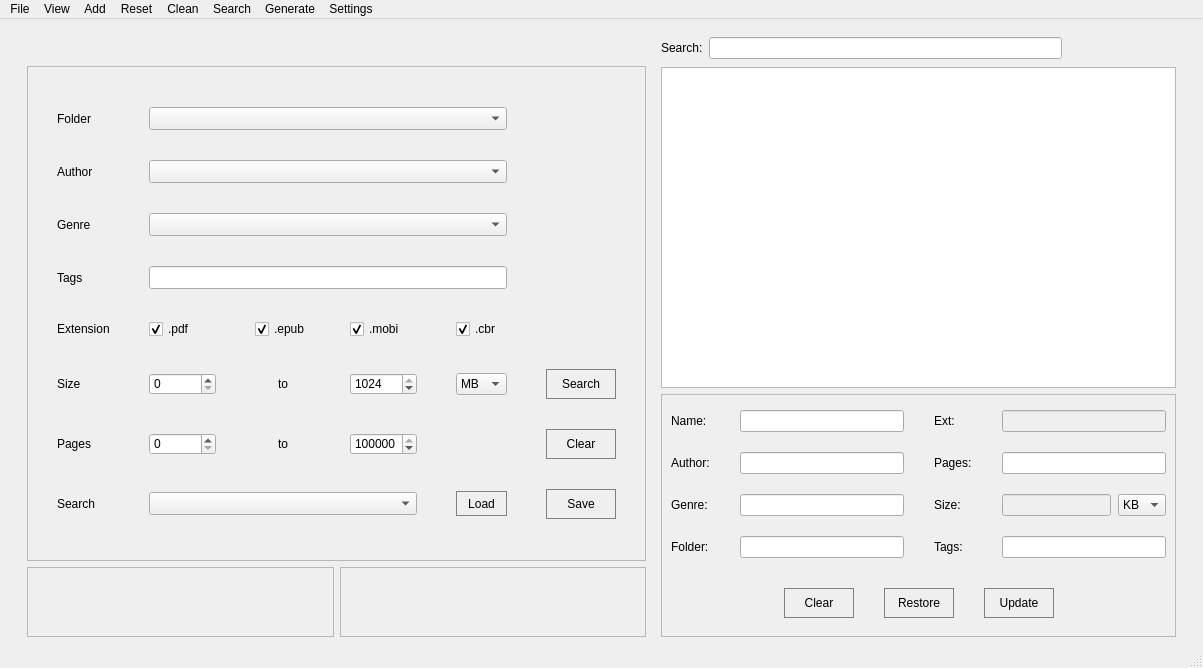
Old version of the form mainwindow.ui in the repository MarioFares/Ebook-Access-Cpp.
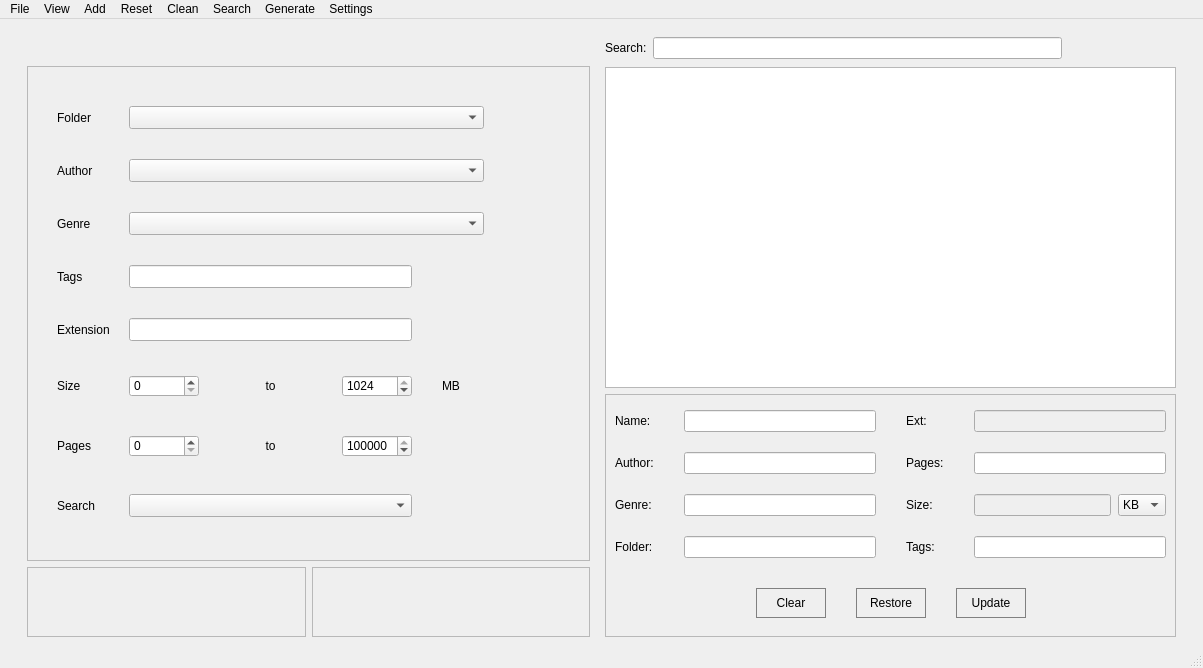
New version of the form. Icons and pictures are not drawn.

Commit message: Implemented multiple extensions, new dialog, new icons, changed UI and queries

```diff
--- a/mainwindow.ui
+++ b/mainwindow.ui
@@ -82,7 +82,7 @@
               <number>9</number>
              </property>
              <item row="0" column="0">
-              <layout class="QGridLayout" name="gridLayCriteria" rowstretch="0,0,0,0,0,0,0,0" columnstretch="1,0,0,0,0,0">
+              <layout class="QGridLayout" name="gridLayCriteria" rowstretch="0,0,0,0,0,0,0,0" columnstretch="1,3,2,3,1,1">
                <property name="leftMargin">
                 <number>20</number>
                </property>
@@ -95,9 +95,6 @@
                <property name="bottomMargin">
                 <number>5</number>
                </property>
-               <property name="horizontalSpacing">
-                <number>39</number>
-               </property>
                <property name="verticalSpacing">
                 <number>30</number>
                </property>
@@ -122,17 +119,28 @@
                   <string>Search Criteria</string>
                  </property>
                  <property name="styleSheet">
-                  <string notr="true">QPushButton{
+                  <string notr="true">/*QPushButton{
 border: 1px solid grey;
 }
 QPushButton:hover
 {
 border: 1px solid lightblue;
 
-}</string>
+}*/
+border: 0px;</string>
                  </property>
                  <property name="text">
-                  <string>Search</string>
+                  <string/>
+                 </property>
+                 <property name="icon">
+                  <iconset resource="images.qrc">
+                   <normaloff>:/icons/search_icon.png</normaloff>:/icons/search_icon.png</iconset>
+                 </property>
+                 <property name="iconSize">
+                  <size>
+                   <width>30</width>
+                   <height>30</height>
+                  </size>
                  </property>
                  <property name="flat">
                   <bool>true</bool>
@@ -203,18 +211,14 @@
                  </item>
                 </widget>
                </item>
-               <item row="4" column="4">
-                <widget class="QCheckBox" name="checkBoxCbr">
-                 <property name="text">
-                  <string>.cbr</string>
-                 </property>
-                 <property name="checked">
-                  <bool>true</bool>
-                 </property>
-                </widget>
-               </item>
                <item row="5" column="1">
                 <widget class="QSpinBox" name="spinBoxFromSizeCriteria">
+                 <property name="maximumSize">
+                  <size>
+                   <width>70</width>
+                   <height>16777215</height>
+                  </size>
+                 </property>
                  <property name="maximum">
                   <number>1023</number>
                  </property>
@@ -313,44 +317,6 @@
                  </item>
                 </widget>
                </item>
-               <item row="5" column="4">
-                <widget class="QComboBox" name="comboBoxToggleSize">
-                 <property name="editable">
-                  <bool>false</bool>
-                 </property>
-                 <property name="currentText">
-                  <string>MB</string>
-                 </property>
-                 <property name="currentIndex">
-                  <number>1</number>
-                 </property>
-                 <item>
-                  <property name="text">
-                   <string>KB</string>
-                  </property>
-                 </item>
-                 <item>
-                  <property name="text">
-                   <string>MB</string>
-                  </property>
-                 </item>
-                 <item>
-                  <property name="text">
-                   <string>GB</string>
-                  </property>
-                 </item>
-                </widget>
-               </item>
-               <item row="4" column="3">
-                <widget class="QCheckBox" name="checkBoxMobi">
-                 <property name="text">
-                  <string>.mobi</string>
-                 </property>
-                 <property name="checked">
-                  <bool>true</bool>
-                 </property>
-                </widget>
-               </item>
                <item row="6" column="5">
                 <widget class="QPushButton" name="buttonClearCriteria">
                  <property name="minimumSize">
@@ -372,17 +338,28 @@
                   <string>&lt;html&gt;&lt;head/&gt;&lt;body&gt;&lt;p&gt;Clear Criteria&lt;/p&gt;&lt;/body&gt;&lt;/html&gt;</string>
                  </property>
                  <property name="styleSheet">
-                  <string notr="true">QPushButton{
+                  <string notr="true">/*QPushButton{
 border: 1px solid grey;
 }
 QPushButton:hover
 {
 border: 1px solid lightblue;
 
-}</string>
+}*/
+border: 0px;</string>
                  </property>
                  <property name="text">
-                  <string>Clear</string>
+                  <string/>
+                 </property>
+                 <property name="icon">
+                  <iconset resource="images.qrc">
+                   <normaloff>:/icons/clear_search_white_icon.png</normaloff>:/icons/clear_search_white_icon.png</iconset>
+                 </property>
+                 <property name="iconSize">
+                  <size>
+                   <width>30</width>
+                   <height>30</height>
+                  </size>
                  </property>
                  <property name="flat">
                   <bool>true</bool>
@@ -398,6 +375,12 @@
                </item>
                <item row="5" column="3">
                 <widget class="QSpinBox" name="spinBoxToSizeCriteria">
+                 <property name="maximumSize">
+                  <size>
+                   <width>70</width>
+                   <height>16777215</height>
+                  </size>
+                 </property>
                  <property name="maximum">
                   <number>1024</number>
                  </property>
@@ -427,18 +410,28 @@
                   <string>Save Criteria</string>
                  </property>
                  <property name="styleSheet">
-                  <string notr="true">QPushButton{
+                  <string notr="true">/*QPushButton{
 border: 1px solid grey;
 }
 QPushButton:hover
 {
 border: 1px solid lightblue;
 
-}
-</string>
+}*/
+border: 0px;</string>
                  </property>
                  <property name="text">
-                  <string>Save</string>
+                  <string/>
+                 </property>
+                 <property name="icon">
+                  <iconset resource="images.qrc">
+                   <normaloff>:/icons/save_icon.png</normaloff>:/icons/save_icon.png</iconset>
+                 </property>
+                 <property name="iconSize">
+                  <size>
+                   <width>30</width>
+                   <height>30</height>
+                  </size>
                  </property>
                  <property name="flat">
                   <bool>true</bool>
@@ -460,46 +453,28 @@
                   <string>Load Criteria</string>
                  </property>
                  <property name="styleSheet">
-                  <string notr="true">QPushButton{
+                  <string notr="true">/*QPushButton{
 border: 1px solid grey;
 }
 QPushButton:hover
 {
 border: 1px solid lightblue;
 
-}</string>
+}*/
+border: 0px;</string>
                  </property>
                  <property name="text">
-                  <string>Load</string>
+                  <string/>
+                 </property>
+                 <property name="icon">
+                  <iconset resource="images.qrc">
+                   <normaloff>:/icons/upload_icon.png</normaloff>:/icons/upload_icon.png</iconset>
                  </property>
                  <property name="flat">
                   <bool>true</bool>
                  </property>
                 </widget>
                </item>
-               <item row="4" column="1">
-                <widget class="QCheckBox" name="checkBoxPdf">
-                 <property name="text">
-                  <string>.pdf</string>
-                 </property>
-                 <property name="checkable">
-                  <bool>true</bool>
-                 </property>
-                 <property name="checked">
-                  <bool>true</bool>
-                 </property>
-                </widget>
-               </item>
-               <item row="4" column="2">
-                <widget class="QCheckBox" name="checkBoxEpub">
-                 <property name="text">
-                  <string>.epub</string>
-                 </property>
-                 <property name="checked">
-                  <bool>true</bool>
-                 </property>
-                </widget>
-               </item>
                <item row="6" column="0">
                 <widget class="QLabel" name="labelPagesCriteria">
                  <property name="text">
@@ -516,6 +491,12 @@
                </item>
                <item row="6" column="3">
                 <widget class="QSpinBox" name="spinBoxToPagesCriteria">
+                 <property name="maximumSize">
+                  <size>
+                   <width>70</width>
+                   <height>16777215</height>
+                  </size>
+                 </property>
                  <property name="minimum">
                   <number>0</number>
                  </property>
@@ -546,6 +527,12 @@
                </item>
                <item row="6" column="1">
                 <widget class="QSpinBox" name="spinBoxFromPagesCriteria">
+                 <property name="maximumSize">
+                  <size>
+                   <width>70</width>
+                   <height>16777215</height>
+                  </size>
+                 </property>
                  <property name="maximum">
                   <number>100000</number>
                  </property>
@@ -561,7 +548,78 @@
                  </property>
                 </widget>
                </item>
-               <item row="3" column="1" colspan="4">
+               <item row="4" column="1" colspan="3">
+                <widget class="QLineEdit" name="textExts">
+                 <property name="minimumSize">
+                  <size>
+                   <width>0</width>
+                   <height>23</height>
+                  </size>
+                 </property>
+                </widget>
+               </item>
+               <item row="4" column="4">
+                <widget class="QPushButton" name="buttonExtensions">
+                 <property name="cursor">
+                  <cursorShape>PointingHandCursor</cursorShape>
+                 </property>
+                 <property name="toolTip">
+                  <string>Select Extensions</string>
+                 </property>
+                 <property name="styleSheet">
+                  <string notr="true">border: 0px;</string>
+                 </property>
+                 <property name="text">
+                  <string/>
+                 </property>
+                 <property name="icon">
+                  <iconset resource="images.qrc">
+                   <normaloff>:/icons/ext_icon.png</normaloff>:/icons/ext_icon.png</iconset>
+                 </property>
+                 <property name="iconSize">
+                  <size>
+                   <width>20</width>
+                   <height>20</height>
+                  </size>
+                 </property>
+                </widget>
+               </item>
+               <item row="5" column="4">
+                <widget class="QPushButton" name="buttonSizeCriteria">
+                 <property name="minimumSize">
+                  <size>
+                   <width>0</width>
+                   <height>0</height>
+                  </size>
+                 </property>
+                 <property name="maximumSize">
+                  <size>
+                   <width>16777215</width>
+                   <height>16777215</height>
+                  </size>
+                 </property>
+                 <property name="cursor">
+                  <cursorShape>PointingHandCursor</cursorShape>
+                 </property>
+                 <property name="toolTip">
+                  <string>Select Unit</string>
+                 </property>
+                 <property name="styleSheet">
+                  <string notr="true">border: 0px;
+</string>
+                 </property>
+                 <property name="text">
+                  <string>MB</string>
+                 </property>
+                 <property name="iconSize">
+                  <size>
+                   <width>25</width>
+                   <height>20</height>
+                  </size>
+                 </property>
+                </widget>
+               </item>
+               <item row="3" column="1" colspan="3">
                 <widget class="QLineEdit" name="textTagsCriteria">
                  <property name="sizePolicy">
                   <sizepolicy hsizetype="Preferred" vsizetype="Fixed">
@@ -1082,6 +1140,12 @@
                      <verstretch>0</verstretch>
                     </sizepolicy>
                    </property>
+                   <property name="maximumSize">
+                    <size>
+                     <width>16777215</width>
+                     <height>24</height>
+                    </size>
+                   </property>
                   </widget>
                  </item>
                  <item row="2" column="3">
@@ -1124,6 +1188,12 @@
                         <verstretch>0</verstretch>
                        </sizepolicy>
                       </property>
+                      <property name="maximumSize">
+                       <size>
+                        <width>16777215</width>
+                        <height>24</height>
+                       </size>
+                      </property>
                      </widget>
                     </item>
                     <item>
@@ -1165,6 +1235,12 @@
                      <verstretch>0</verstretch>
                     </sizepolicy>
                    </property>
+                   <property name="maximumSize">
+                    <size>
+                     <width>16777215</width>
+                     <height>24</height>
+                    </size>
+                   </property>
                   </widget>
                  </item>
                  <item row="3" column="2">
@@ -1189,6 +1265,12 @@
                      <verstretch>0</verstretch>
                     </sizepolicy>
                    </property>
+                   <property name="maximumSize">
+                    <size>
+                     <width>16777215</width>
+                     <height>24</height>
+                    </size>
+                   </property>
                   </widget>
                  </item>
                  <item row="3" column="1">
@@ -1199,6 +1281,12 @@
                      <verstretch>0</verstretch>
                     </sizepolicy>
                    </property>
+                   <property name="maximumSize">
+                    <size>
+                     <width>16777215</width>
+                     <height>24</height>
+                    </size>
+                   </property>
                   </widget>
                  </item>
                  <item row="0" column="3">
@@ -1212,6 +1300,12 @@
                      <verstretch>0</verstretch>
                     </sizepolicy>
                    </property>
+                   <property name="maximumSize">
+                    <size>
+                     <width>16777215</width>
+                     <height>24</height>
+                    </size>
+                   </property>
                   </widget>
                  </item>
                  <item row="0" column="2">
@@ -1260,6 +1354,12 @@
                      <verstretch>0</verstretch>
                     </sizepolicy>
                    </property>
+                   <property name="maximumSize">
+                    <size>
+                     <width>16777215</width>
+                     <height>24</height>
+                    </size>
+                   </property>
                    <property name="clearButtonEnabled">
                     <bool>false</bool>
                    </property>
@@ -1273,6 +1373,12 @@
                      <verstretch>0</verstretch>
                     </sizepolicy>
                    </property>
+                   <property name="maximumSize">
+                    <size>
+                     <width>16777215</width>
+                     <height>24</height>
+                    </size>
+                   </property>
                   </widget>
                  </item>
                 </layout>
```
Left out of the diff: 68 changed lines with no effect on the pictures. The commit also changes 12 other files.
